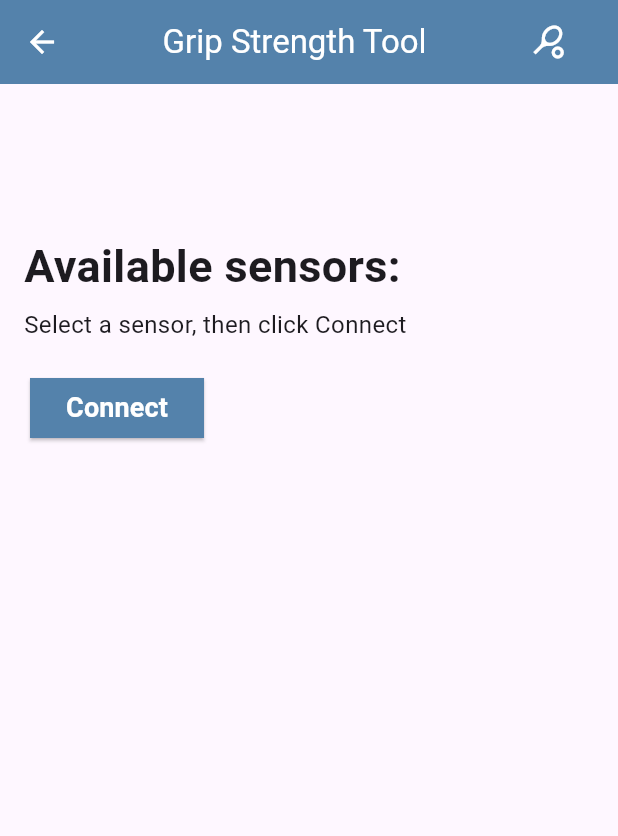
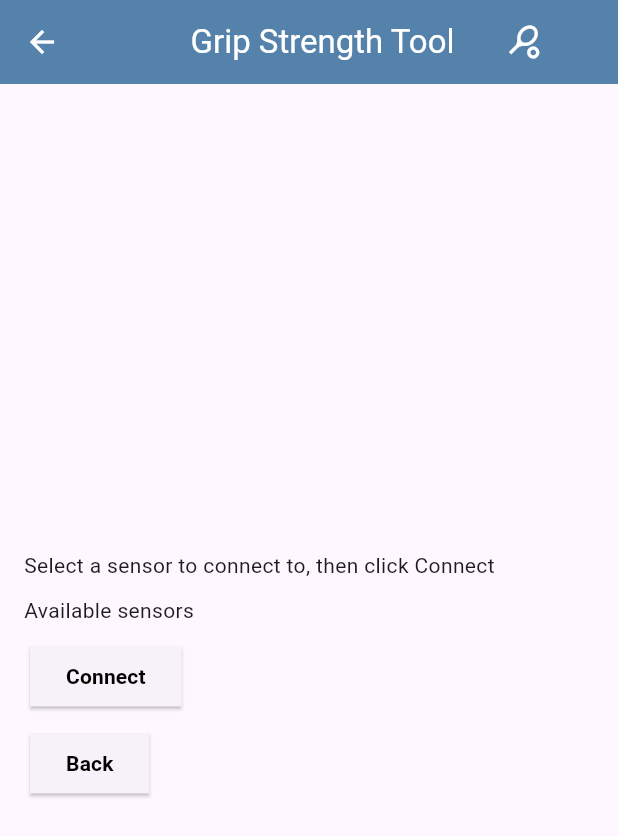
Before and after one commit to HopeCollegeCS/GripFixer, a Flutter app: the ConnectToSensor screen opened directly with empty values, on a phone screen of 412 x 824 dp. Shown: the top 836 px of the screen. Run offline on Flutter 3.47's test engine with Material 3 defaults, Android fonts, the phone set to English and light mode, and no system bars; our stand-ins replace camera, flutter_blue_plus, go_router, sqflite, syncfusion_flutter_charts, syncfusion_flutter_gauges and 1 more; accounts and stored records are empty.

Commit message:
got ui change working

```diff
--- a/lib/connect_to_sensor.dart
+++ b/lib/connect_to_sensor.dart
@@ -14,14 +14,14 @@ class ConnectToSensor extends StatefulWidget {
   State<ConnectToSensor> createState() => _ConnectToSensor();
 }
 
+bool firstTime = false;
+
 class _ConnectToSensor extends State<ConnectToSensor> {
   BluetoothDevice? _selectedDevice;
   List<BluetoothDevice> _discoveredDevices = [];
   AppState state = AppState();
   final Completer<void> completer = Completer();
   bool isConnecting = false;
-  late bool firstTime = false;
-
   //initializes the Bluetooth state
   @override
   void initState() {
@@ -32,9 +32,10 @@ class _ConnectToSensor extends State<ConnectToSensor> {
 
   // checks if the Bluetooth adapter is on
   Future<void> initBluetoothState() async {
-    bool isOn = await FlutterBluePlus.adapterState.first == BluetoothAdapterState.on;
+    bool isOn =
+        await FlutterBluePlus.adapterState.first == BluetoothAdapterState.on;
+
     if (!isOn) {
-      firstTime = true;
       await FlutterBluePlus.turnOn();
     }
     //sets the log level for the flutter_blue_plus package and checks if Bluetooth is supported on the device
@@ -57,6 +58,8 @@ class _ConnectToSensor extends State<ConnectToSensor> {
         setState(() {
           _discoveredDevices = results.map((result) => result.device).toList();
         });
+      } else {
+        firstTime = true;
       }
     }).onDone(() {
       print('Scan finished');
@@ -73,20 +76,36 @@ class _ConnectToSensor extends State<ConnectToSensor> {
         device.discoverServices(timeout: 30).then((services) {
           // Discover services and characteristics
           //List<BluetoothService> services = await device.discoverServices();
-          var service = services.where((s) => s.uuid == Guid("19b10000-e8f2-537e-4f6c-d104768a1214")).first;
-          var requestCharacteristic =
-              service.characteristics.where((s) => s.uuid == Guid("19b10001-e8f2-537e-4f6c-d104768a1215")).first;
-          var responseCharacteristic =
-              service.characteristics.where((s) => s.uuid == Guid("19b10001-e8f2-537e-4f6c-d104768a1216")).first;
-          var maxGripStrengthCharacteristic =
-              service.characteristics.where((s) => s.uuid == Guid("19b10001-e8f2-537e-4f6c-d104768a1217")).first;
-          var targetGripPercentageCharacteristic =
-              service.characteristics.where((s) => s.uuid == Guid("19b10001-e8f2-537e-4f6c-d104768a1218")).first;
-          var enableFeedbackCharacteristic =
-              service.characteristics.where((s) => s.uuid == Guid("19b10001-e8f2-537e-4f6c-d104768a1219")).first;
-          var sensorNumberCharacteristic =
-              service.characteristics.where((s) => s.uuid == Guid("19b10001-e8f2-537e-4f6c-d104768a1220")).first;
-          state.targetGripPercentageCharacteristic = targetGripPercentageCharacteristic;
+          var service = services
+              .where(
+                  (s) => s.uuid == Guid("19b10000-e8f2-537e-4f6c-d104768a1214"))
+              .first;
+          var requestCharacteristic = service.characteristics
+              .where(
+                  (s) => s.uuid == Guid("19b10001-e8f2-537e-4f6c-d104768a1215"))
+              .first;
+          var responseCharacteristic = service.characteristics
+              .where(
+                  (s) => s.uuid == Guid("19b10001-e8f2-537e-4f6c-d104768a1216"))
+              .first;
+          var maxGripStrengthCharacteristic = service.characteristics
+              .where(
+                  (s) => s.uuid == Guid("19b10001-e8f2-537e-4f6c-d104768a1217"))
+              .first;
+          var targetGripPercentageCharacteristic = service.characteristics
+              .where(
+                  (s) => s.uuid == Guid("19b10001-e8f2-537e-4f6c-d104768a1218"))
+              .first;
+          var enableFeedbackCharacteristic = service.characteristics
+              .where(
+                  (s) => s.uuid == Guid("19b10001-e8f2-537e-4f6c-d104768a1219"))
+              .first;
+          var sensorNumberCharacteristic = service.characteristics
+              .where(
+                  (s) => s.uuid == Guid("19b10001-e8f2-537e-4f6c-d104768a1220"))
+              .first;
+          state.targetGripPercentageCharacteristic =
+              targetGripPercentageCharacteristic;
           state.maxGripStrengthCharacteristic = maxGripStrengthCharacteristic;
           state.enableFeedbackCharacteristic = enableFeedbackCharacteristic;
           state.sensorNumberCharacteristic = sensorNumberCharacteristic;
@@ -123,11 +142,10 @@ class _ConnectToSensor extends State<ConnectToSensor> {
 //test later bc of arduino overheating
   @override
   Widget build(BuildContext context) {
-    if (!firstTime) {
+    if (state.bluetoothDevice == null) {
       return Scaffold(
         appBar: AppBar(
           backgroundColor: const Color(0xFF5482ab),
-          centerTitle: true,
           leading: IconButton(
             color: (const Color(0xFFFFFFFF)),
             onPressed: () async {
@@ -139,12 +157,16 @@ class _ConnectToSensor extends State<ConnectToSensor> {
             child: Row(
               mainAxisAlignment: MainAxisAlignment.spaceEvenly,
               children: [
-                const SizedBox(width: 24),
+                const SizedBox(width: 10),
                 const Text('Grip Strength Tool',
                     style: TextStyle(
                       color: Color(0xFFFFFFFF),
                     )),
-                const SizedBox(width: 45),
+                // const SizedBox(width: 10),
+                // const Icon(
+                //   Icons.sports_tennis,
+                // ),
+                // const SizedBox(width: 10),
                 Builder(
                   builder: (context) {
                     return IconButton(
@@ -162,28 +184,28 @@ class _ConnectToSensor extends State<ConnectToSensor> {
         ),
         body: Center(
           child: Column(
-            mainAxisAlignment: MainAxisAlignment.start,
+            mainAxisAlignment: MainAxisAlignment.center,
             children: [
-              const SizedBox(height: 100.0),
+              const SizedBox(height: 20.0),
               const Padding(
                 padding: EdgeInsets.only(left: 16.0),
                 child: Align(
                   alignment: Alignment.centerLeft,
-                  child: Text('Available sensors:', style: TextStyle(fontSize: 30, fontWeight: FontWeight.bold)),
+                  child:
+                      Text('Select a sensor to connect to, then click Connect'),
                 ),
               ),
-              const SizedBox(height: 6),
+              const SizedBox(height: 10.0),
               const Padding(
                 padding: EdgeInsets.only(left: 16.0),
                 child: Align(
                   alignment: Alignment.centerLeft,
-                  child: Text('Select a sensor, then click Connect', style: TextStyle(fontSize: 16)),
+                  child: Text('Available sensors'),
                 ),
               ),
-              const SizedBox(height: 10.0),
               // AVAILABLE SENSORS GO HERE
               ...(_discoveredDevices.map((device) => ListTile(
-                  title: Text(device.platformName, style: const TextStyle(fontSize: 16)),
+                  title: Text(device.platformName),
                   leading: Radio<BluetoothDevice>(
                     value: device,
                     groupValue: _selectedDevice,
@@ -201,7 +223,8 @@ class _ConnectToSensor extends State<ConnectToSensor> {
                   crossAxisAlignment: CrossAxisAlignment.start,
                   children: [
                     Stack(
-                      alignment: Alignment.center, // Center the CircularProgressIndicator
+                      alignment: Alignment
+                          .center, // Center the CircularProgressIndicator
                       children: [
                         Align(
                           alignment: Alignment.centerLeft,
@@ -212,21 +235,25 @@ class _ConnectToSensor extends State<ConnectToSensor> {
                                 connectToDevice(_selectedDevice!);
                               }
                               if (_selectedDevice == null &&
-                                  await FlutterBluePlus.adapterState.first == BluetoothAdapterState.on) {
+                                  await FlutterBluePlus.adapterState.first ==
+                                      BluetoothAdapterState.on) {
                                 context.push("/${widget.nextRoute}");
                               }
-                              await completer.future; //wait for the characteristic value to be received
+                              await completer
+                                  .future; //wait for the characteristic value to be received
                               context.push("/${widget.nextRoute}");
                             },
                             style: ElevatedButton.styleFrom(
-                              backgroundColor: const Color(0xFF5482ab),
                               shape: const RoundedRectangleBorder(
                                 borderRadius: BorderRadius.zero,
                               ),
                             ),
                             child: const Text(
                               'Connect',
-                              style: TextStyle(fontWeight: FontWeight.bold, color: Colors.white, fontSize: 18),
+                              style: TextStyle(
+                                fontWeight: FontWeight.bold,
+                                color: Colors.black,
+                              ),
                             ),
                           ),
                         ),
@@ -235,6 +262,27 @@ class _ConnectToSensor extends State<ConnectToSensor> {
                             child: CircularProgressIndicator(),
                           ),
                       ],
+                    ),
+                    const SizedBox(height: 10.0),
+                    Align(
+                      alignment: Alignment.centerLeft,
+                      child: ElevatedButton(
+                        onPressed: () {
+                          context.push("/WelcomePage");
+                        },
+                        style: ElevatedButton.styleFrom(
+                          shape: const RoundedRectangleBorder(
+                            borderRadius: BorderRadius.zero,
+                          ),
+                        ),
+                        child: const Text(
+                          'Back',
+                          style: TextStyle(
+                            fontWeight: FontWeight.bold,
+                            color: Colors.black,
+                          ),
+                        ),
+                      ),
                     ),
                   ],
                 ),
@@ -282,11 +330,6 @@ class _ConnectToSensor extends State<ConnectToSensor> {
                     style: TextStyle(
                       color: Color(0xFFFFFFFF),
                     )),
-                // const SizedBox(width: 10),
-                // const Icon(
-                //   Icons.sports_tennis,
-                // ),
-                // const SizedBox(width: 10),
                 Builder(
                   builder: (context) {
                     return IconButton(
@@ -306,15 +349,6 @@ class _ConnectToSensor extends State<ConnectToSensor> {
           child: Column(
             mainAxisAlignment: MainAxisAlignment.center,
             children: [
-              // const Text(
-              //   'Grip Strength Tool',
-              //   style: TextStyle(fontSize: 42, fontWeight: FontWeight.bold),
-              // ),
-              // const SizedBox(height: 20.0),
-              // const Icon(
-              //   Icons.sports_tennis,
-              //   size: 130,
-              // ),
               const SizedBox(height: 20.0),
               const Padding(
                 padding: EdgeInsets.only(left: 16.0),
@@ -351,7 +385,8 @@ class _ConnectToSensor extends State<ConnectToSensor> {
                   crossAxisAlignment: CrossAxisAlignment.start,
                   children: [
                     Stack(
-                      alignment: Alignment.center, // Center the CircularProgressIndicator
+                      alignment: Alignment
+                          .center, // Center the CircularProgressIndicator
                       children: [
                         Align(
                           alignment: Alignment.centerLeft,
@@ -362,10 +397,12 @@ class _ConnectToSensor extends State<ConnectToSensor> {
                                 connectToDevice(_selectedDevice!);
                               }
                               if (_selectedDevice == null &&
-                                  await FlutterBluePlus.adapterState.first == BluetoothAdapterState.on) {
+                                  await FlutterBluePlus.adapterState.first ==
+                                      BluetoothAdapterState.on) {
                                 context.push("/${widget.nextRoute}");
                               }
-                              await completer.future; //wait for the characteristic value to be received
+                              await completer
+                                  .future; //wait for the characteristic value to be received
                               context.push("/${widget.nextRoute}");
                             },
                             style: ElevatedButton.styleFrom(
@@ -436,146 +473,5 @@ class _ConnectToSensor extends State<ConnectToSensor> {
         ),
       );
     }
-    if (_selectedDevice == null && FlutterBluePlus.adapterState.first == BluetoothAdapterState.on) {
-    } else {}
-    return Scaffold(
-      appBar: AppBar(
-        backgroundColor: const Color(0xFF5482ab),
-        centerTitle: true,
-        leading: IconButton(
-          color: (const Color(0xFFFFFFFF)),
-          onPressed: () async {
-            context.pop();
-          },
-          icon: const Icon(Icons.arrow_back),
-        ),
-        title: SizedBox(
-          child: Row(
-            mainAxisAlignment: MainAxisAlignment.spaceEvenly,
-            children: [
-              const SizedBox(width: 24),
-              const Text('Grip Strength Tool',
-                  style: TextStyle(
-                    color: Color(0xFFFFFFFF),
-                  )),
-              const SizedBox(width: 45),
-              Builder(
-                builder: (context) {
-                  return IconButton(
-                    icon: const Icon(Icons.sports_tennis),
-                    color: (const Color(0xFFFFFFFF)),
-                    onPressed: () {
-                      Scaffold.of(context).openDrawer();
-                    },
-                  );
-                },
-              ),
-            ],
-          ),
-        ),
-      ),
-      body: Center(
-        child: Column(
-          mainAxisAlignment: MainAxisAlignment.start,
-          children: [
-            const SizedBox(height: 100.0),
-            const Padding(
-              padding: EdgeInsets.only(left: 16.0),
-              child: Align(
-                alignment: Alignment.centerLeft,
-                child: Text('Available sensors:', style: TextStyle(fontSize: 30, fontWeight: FontWeight.bold)),
-              ),
-            ),
-            const SizedBox(height: 6),
-            const Padding(
-              padding: EdgeInsets.only(left: 16.0),
-              child: Align(
-                alignment: Alignment.centerLeft,
-                child: Text('Select a sensor, then click Connect', style: TextStyle(fontSize: 16)),
-              ),
-            ),
-            const SizedBox(height: 10.0),
-            // AVAILABLE SENSORS GO HERE
-            ...(_discoveredDevices.map((device) => ListTile(
-                title: Text(device.platformName, style: const TextStyle(fontSize: 16)),
-                leading: Radio<BluetoothDevice>(
-                  value: device,
-                  groupValue: _selectedDevice,
-                  onChanged: (value) {
-                    setState(() {
-                      _selectedDevice = value;
-                    });
-                  },
-                )))),
-            // END OF AVAILABLE SENSORS
-            const SizedBox(height: 10.0),
-            Padding(
-              padding: const EdgeInsets.only(left: 20.0),
-              child: Column(
-                crossAxisAlignment: CrossAxisAlignment.start,
-                children: [
-                  Stack(
-                    alignment: Alignment.center, // Center the CircularProgressIndicator
-                    children: [
-                      Align(
-                        alignment: Alignment.centerLeft,
-                        child: ElevatedButton(
-                          onPressed: () async {
-                            if (_selectedDevice != null) {
-                              state.bluetoothDevice = _selectedDevice;
-                              connectToDevice(_selectedDevice!);
-                            }
-                            if (_selectedDevice == null &&
-                                await FlutterBluePlus.adapterState.first == BluetoothAdapterState.on) {
-                              context.push("/${widget.nextRoute}");
-                            }
-                            await completer.future; //wait for the characteristic value to be received
-                            context.push("/${widget.nextRoute}");
-                          },
-                          style: ElevatedButton.styleFrom(
-                            backgroundColor: const Color(0xFF5482ab),
-                            shape: const RoundedRectangleBorder(
-                              borderRadius: BorderRadius.zero,
-                            ),
-                          ),
-                          child: const Text(
-                            'Connect',
-                            style: TextStyle(fontWeight: FontWeight.bold, color: Colors.white, fontSize: 18),
-                          ),
-                        ),
-                      ),
-                      if (isConnecting)
-                        const Center(
-                          child: CircularProgressIndicator(),
-                        ),
-                    ],
-                  ),
-                  const SizedBox(height: 10.0),
-                ],
-              ),
-            )
-          ],
-        ),
-      ),
-      drawer: Drawer(
-        child: ListView(
-          padding: EdgeInsets.zero,
-          children: <Widget>[
-            const DrawerHeader(
-              decoration: BoxDecoration(
-                color: Colors.blue,
-              ),
-              child: Text('Drawer Header'),
-            ),
-            ListTile(
-              title: const Text('Settings'),
-              onTap: () {
-                context.push("/Settings");
-              },
-            ),
-          ],
-        ),
-      ),
-    );
   }
 }
```
